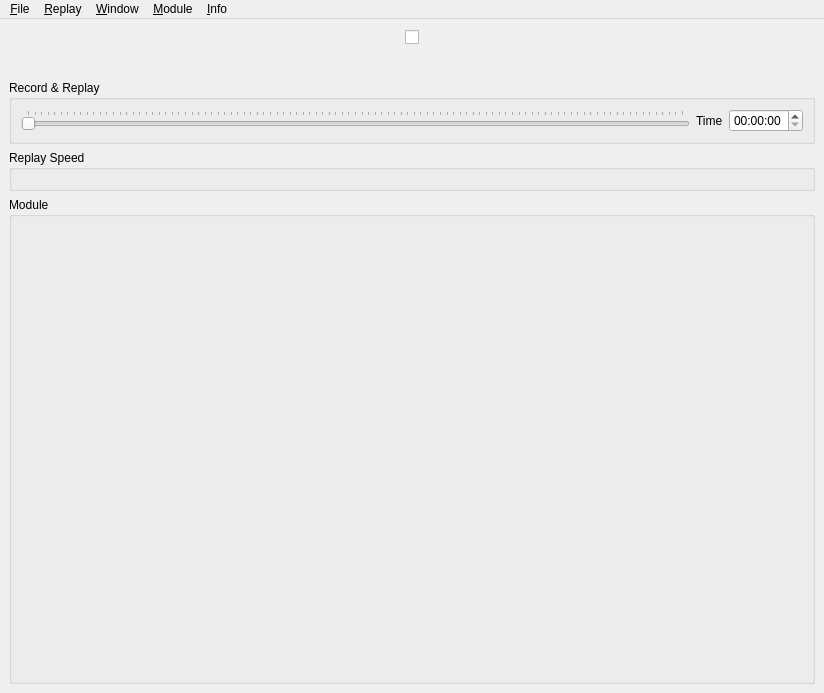
The window that src/UserInterface/src/MainWindow.ui (till213/SkyDolly) describes before a commit, drawn with Qt 5.
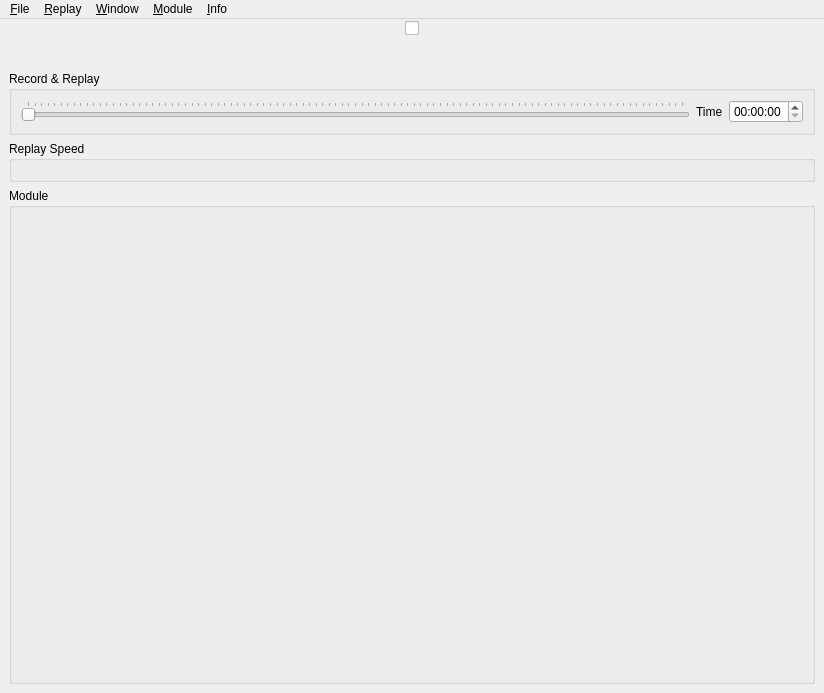
The same window after the commit. Icons and pictures are not drawn.

Commit message: Add checkbox icon

Patch:
```diff
--- a/src/UserInterface/src/MainWindow.ui
+++ b/src/UserInterface/src/MainWindow.ui
@@ -30,6 +30,9 @@
     </sizepolicy>
    </property>
    <layout class="QVBoxLayout" name="verticalLayout_2">
+    <property name="topMargin">
+     <number>0</number>
+    </property>
     <item>
      <widget class="QWidget" name="moduleVisibilityWidget" native="true">
       <layout class="QHBoxLayout" name="moduleVisibilityLayout">
```
Left out of the diff: 8 changed lines with no effect on the pictures. The commit also changes 1 other file.
